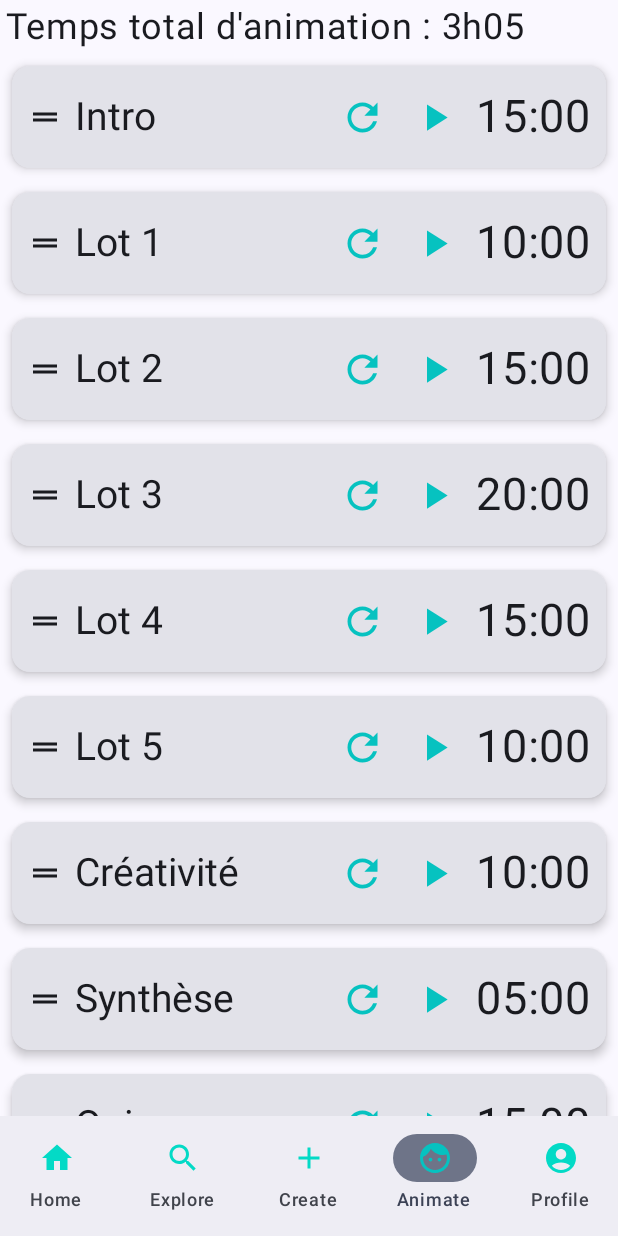
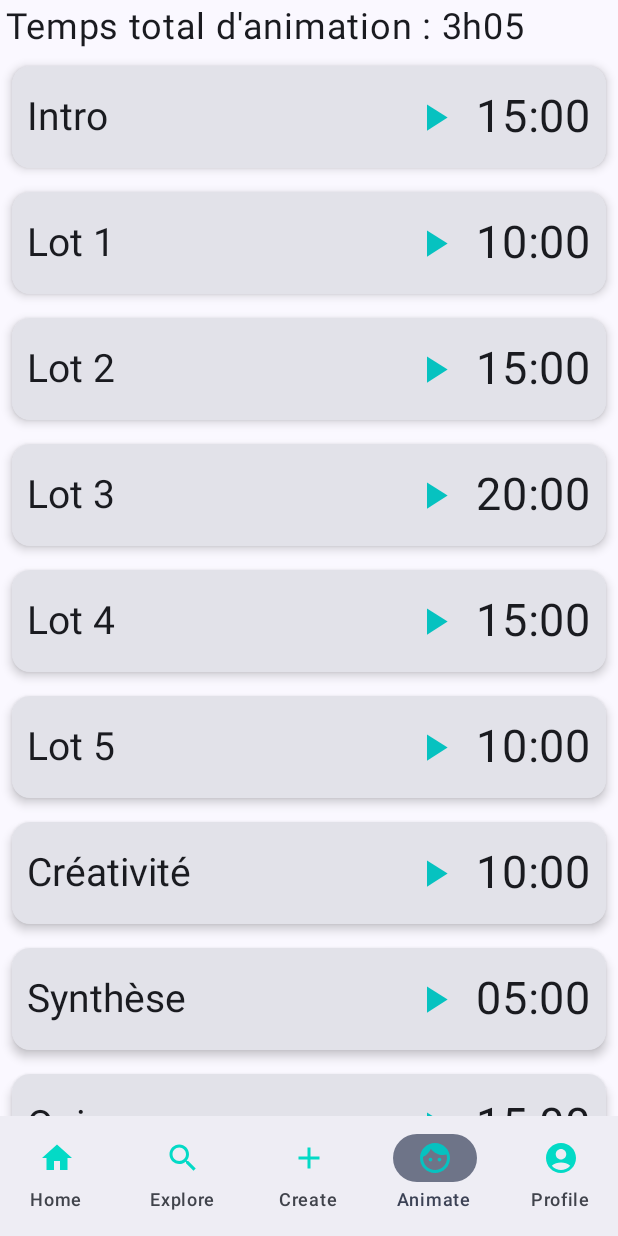
Before and after one commit to davf392/fresque-climat, an Android app built with Jetpack Compose: the AnimateScreen screen opened through its navigation route, after a tap on "Réinitialiser", on a phone screen of 412 x 824 dp. Run offline under Robolectric (Android 15) with nearby library versions, the phone set to English and light mode, and no system bars; 1 other tap on this screen came first.

Commit message:
move timer logic to CountDownTimer

```diff
--- a/app/src/main/java/com/davidfz/animfresque/data/AnimationPhase.kt
+++ /dev/null
@@ -1,8 +0,0 @@
-package com.davidfz.animfresque.data
-
-data class AnimationPhase(
-    val name: String,
-    var duration: Int,
-    var remainingTime: Int = duration,
-    var isPaused: Boolean = true
-)
--- a/app/src/main/java/com/davidfz/animfresque/data/AnimationPhaseState.kt
+++ /dev/null
@@ -1,96 +0,0 @@
-package com.davidfz.animfresque.data
-
-import android.util.Log
-import androidx.compose.runtime.getValue
-import androidx.compose.runtime.mutableStateOf
-import androidx.compose.runtime.setValue
-import kotlinx.coroutines.CoroutineScope
-import kotlinx.coroutines.Job
-import kotlinx.coroutines.delay
-import kotlinx.coroutines.launch
-
-class AnimationPhaseState(
-    val phase: AnimationPhase,
-    val onTimeFinished: () -> Unit,
-    val onTimerZero: (AnimationPhaseState) -> Unit
-) {
-    var remainingTime by mutableStateOf(phase.duration)
-    var displayedTimeInSec by mutableStateOf(phase.duration)
-    var editedDuration by mutableStateOf(phase.duration)
-    var elapsedSeconds by mutableStateOf(0L)
-    var isPaused by mutableStateOf(true)
-    var showTimePicker by mutableStateOf(false)
-    var isTimerZero by mutableStateOf(false)
-
-    private var timerJob: Job? = null
-    private var elapsedJob: Job? = null
-
-    fun resetTimer() {
-        Log.d(TAG, "resetTimer()")
-        pauseTimer()
-        remainingTime = phase.duration
-        displayedTimeInSec = phase.duration
-        elapsedSeconds = 0L
-        isTimerZero = false
-    }
-
-    fun startTimer(scope: CoroutineScope) {
-        Log.d(TAG, "startTimer() - isPaused = $isPaused")
-        if (isPaused) {
-            isPaused = false
-            timerJob = scope.launch {
-                while (remainingTime > 0) {
-                    delay(1000)
-                    remainingTime -= 1
-                    displayedTimeInSec = remainingTime
-                }
-                // timer has reached 0
-                isPaused = true
-                displayedTimeInSec = 0
-                delay(1000) // we wait 1 sec because timer = 999ms
-                isTimerZero = true
-                onTimerZero(this@AnimationPhaseState) // Call the new lambda
-                elapsedJob = scope.launch {
-                    while (isTimerZero) {
-                        delay(1000)
-                        elapsedSeconds++
-                    }
-                }
-                Log.d(TAG, "onTimeFinished()")
-                onTimeFinished()
-            }
-        }
-    }
-
-    fun pauseTimer() {
-        Log.d(TAG, "pauseTimer()")
-        if (!isPaused) {
-            isPaused = true
-            timerJob?.cancel()
-            elapsedJob?.cancel()
-        }
-    }
-
-    fun setNewDuration(minutes: Int, seconds: Int) {
-        Log.d(TAG, "setNewDuration($minutes, $seconds)")
-        editedDuration = (minutes * 60) + seconds
-        phase.duration = editedDuration
-        resetTimer()
-        showTimePicker = false
-    }
-
-    fun formatElapsedTime() =
-        TIMER_ELAPSED_TIME_FORMAT.format(elapsedSeconds / 60, elapsedSeconds % 60)
-
-    fun formatDuration() =
-        TIMER_REMAINING_TIME_FORMAT.format(
-            displayedTimeInSec / 60,
-            displayedTimeInSec % 60
-        )
-
-    companion object {
-        const val TAG = "PhaseTimerState"
-        const val TIMER_REMAINING_TIME_FORMAT = "%02d:%02d"
-        const val TIMER_ELAPSED_TIME_FORMAT = "- %02d:%02d"
-    }
-}
--- a/app/src/main/java/com/davidfz/animfresque/ui/animate/AnimateScreen.kt
+++ b/app/src/main/java/com/davidfz/animfresque/ui/animate/AnimateScreen.kt
@@ -5,48 +5,25 @@ import androidx.compose.foundation.layout.padding
 import androidx.compose.foundation.lazy.LazyColumn
 import androidx.compose.material3.Text
 import androidx.compose.runtime.Composable
-import androidx.compose.runtime.derivedStateOf
+import androidx.compose.runtime.collectAsState
 import androidx.compose.runtime.getValue
-import androidx.compose.runtime.mutableStateListOf
-import androidx.compose.runtime.remember
 import androidx.compose.runtime.rememberCoroutineScope
 import androidx.compose.ui.Modifier
 import androidx.compose.ui.tooling.preview.Preview
 import androidx.compose.ui.unit.dp
 import androidx.compose.ui.unit.sp
-import com.davidfz.animfresque.data.AnimationPhase
-import com.davidfz.animfresque.data.AnimationPhaseState
+import androidx.lifecycle.viewmodel.compose.viewModel
+import com.davidfz.animfresque.ui.animate.components.AnimationPhaseItem
 
 
 @Composable
-fun AnimateScreen() {
+fun AnimateScreen(
+    animateViewModel: AnimateViewModel = viewModel()
+) {
+    val animationPhases by animateViewModel.animationPhases.collectAsState()
+    val totalTime by animateViewModel.totalTime.collectAsState()
     val scope = rememberCoroutineScope()
-    val phases = remember {
-        mutableStateListOf(
-            AnimationPhase("Intro", 15 * 60),
-            AnimationPhase("Lot 1", 10 * 60),
-            AnimationPhase("Lot 2", 15 * 60),
-            AnimationPhase("Lot 3", 20 * 60),
-            AnimationPhase("Lot 4", 15 * 60),
-            AnimationPhase("Lot 5", 10 * 60),
-            AnimationPhase("Créativité", 10 * 60),
-            AnimationPhase("Synthèse", 5 * 60),
-            AnimationPhase("Quiz", 15 * 60),
-            AnimationPhase("Émotions", 15 * 60),
-            AnimationPhase("Débats", 45 * 60),
-            AnimationPhase("Conclusion", 10 * 60)
-        ).map { phase ->
-            AnimationPhaseState(phase, onTimeFinished = {
-                // Time finished action, can be empty
-            }, onTimerZero = {}) // Add onTimerZero
-        }
-    }
 
-    val totalTime by remember {
-        derivedStateOf {
-            phases.sumOf { it.editedDuration } / 60
-        }
-    }
     Column {
         Text(
             text = "Temps total d'animation : ${"%dh%02d".format(totalTime / 60, totalTime % 60)}",
@@ -54,8 +31,8 @@ fun AnimateScreen() {
             fontSize = 24.sp,
         )
         LazyColumn {
-            items(phases.size) { index ->
-                AnimationPhaseItem(phases[index], scope)
+            items(animationPhases.size) { index ->
+                AnimationPhaseItem(animationPhases[index], scope)
             }
         }
     }
--- /dev/null
+++ b/app/src/main/java/com/davidfz/animfresque/ui/animate/AnimateViewModel.kt
@@ -0,0 +1,41 @@
+package com.davidfz.animfresque.ui.animate
+
+import androidx.compose.runtime.mutableStateListOf
+import androidx.lifecycle.ViewModel
+import kotlinx.coroutines.flow.MutableStateFlow
+import kotlinx.coroutines.flow.StateFlow
+import kotlinx.coroutines.flow.asStateFlow
+
+class AnimateViewModel: ViewModel() {
+
+    private val _animationPhases = MutableStateFlow(initPhasesList())
+    val animationPhases: StateFlow<List<AnimationPhaseState>> = _animationPhases.asStateFlow()
+
+    private val _totalTime = MutableStateFlow(0)
+    val totalTime: StateFlow<Int> = _totalTime.asStateFlow()
+
+    init {
+        computeTotalTime()
+    }
+
+    private fun computeTotalTime() {
+        _totalTime.value = _animationPhases.value.sumOf { it.editedDuration } / 60
+    }
+
+    private fun initPhasesList(): List<AnimationPhaseState> {
+        return mutableStateListOf(
+            AnimationPhaseState("Intro", CountDownTimer(15 * 60)),
+            AnimationPhaseState("Lot 1", CountDownTimer(10 * 60)),
+            AnimationPhaseState("Lot 2", CountDownTimer(15 * 60)),
+            AnimationPhaseState("Lot 3", CountDownTimer(20 * 60)),
+            AnimationPhaseState("Lot 4", CountDownTimer(15 * 60)),
+            AnimationPhaseState("Lot 5", CountDownTimer(10 * 60)),
+            AnimationPhaseState("Créativité", CountDownTimer(10 * 60)),
+            AnimationPhaseState("Synthèse", CountDownTimer(5 * 60)),
+            AnimationPhaseState("Quiz", CountDownTimer(15 * 60)),
+            AnimationPhaseState("Émotions", CountDownTimer(15 * 60)),
+            AnimationPhaseState("Débats", CountDownTimer(45 * 60)),
+            AnimationPhaseState("Conclusion", CountDownTimer(10 * 60))
+        )
+    }
+}
--- /dev/null
+++ b/app/src/main/java/com/davidfz/animfresque/ui/animate/AnimationPhaseState.kt
@@ -0,0 +1,25 @@
+package com.davidfz.animfresque.ui.animate
+
+import android.util.Log
+import androidx.compose.runtime.getValue
+import androidx.compose.runtime.mutableIntStateOf
+import androidx.compose.runtime.mutableStateOf
+import androidx.compose.runtime.setValue
+
+const val TAG = "AnimationPhaseState"
+
+class AnimationPhaseState(
+    val name: String = "",
+    val timer: CountDownTimer
+) {
+    var editedDuration by mutableIntStateOf(timer.initialDuration)
+    var showTimePicker by mutableStateOf(false)
+
+    fun setNewDuration(minutes: Int, seconds: Int) {
+        Log.d(TAG, "setNewDuration($minutes, $seconds)")
+        editedDuration = (minutes * 60) + seconds
+        timer.initialDuration = editedDuration
+        showTimePicker = false
+        timer.reset()
+    }
+}
--- /dev/null
+++ b/app/src/main/java/com/davidfz/animfresque/ui/animate/CountDownTimer.kt
@@ -0,0 +1,119 @@
+package com.davidfz.animfresque.ui.animate
+
+import android.util.Log
+import kotlinx.coroutines.CoroutineScope
+import kotlinx.coroutines.Job
+import kotlinx.coroutines.delay
+import kotlinx.coroutines.flow.MutableStateFlow
+import kotlinx.coroutines.flow.StateFlow
+import kotlinx.coroutines.flow.asStateFlow
+import kotlinx.coroutines.flow.update
+import kotlinx.coroutines.launch
+import java.util.concurrent.TimeUnit
+
+const val TIME_FORMAT = "%02d:%02d"
+
+/**
+ * A versatile countdown timer that supports start, pause, reset, and provides
+ * observable states for remaining time, elapsed time and running status.
+ * The timer uses coroutines for asynchronous operation and Flow for emitting state updates.
+ *
+ * @property initialDuration The initial duration of the timer in milliseconds.
+ * @property onTimeFinished A callback function that is invoked when the timer reaches zero.
+ */
+class CountDownTimer(
+    var initialDuration: Int = 0,
+    val onTimeFinished: () -> Unit = {}
+) {
+    private var remainingTime = initialDuration
+    private var elapsedTime = 0
+    private var timerJob: Job? = null
+    private var elapsedJob: Job? = null
+
+    private val _isRunning = MutableStateFlow(false)
+    val isRunning: StateFlow<Boolean> = _isRunning.asStateFlow()
+
+    private val _isTimerZero = MutableStateFlow(false)
+    val isTimerZero: StateFlow<Boolean> = _isTimerZero.asStateFlow()
+
+    private val _remainingTimeFormatted = MutableStateFlow(formatTime(remainingTime, TIME_FORMAT))
+    val remainingTimeFormatted: StateFlow<String> = _remainingTimeFormatted.asStateFlow()
+
+    private val _elapsedTimeFormatted = MutableStateFlow("")
+    val elapsedTimeFormatted: StateFlow<String> = _elapsedTimeFormatted.asStateFlow()
+
+    /**
+     * Resets the timer to its initial duration, pauses the countdown, and resets the elapsed time.
+     */
+    fun reset() {
+        Log.d(TAG, "reset()")
+        pause()
+        remainingTime = initialDuration
+        elapsedTime = 0
+        updateFormattedTime()
+    }
+
+    /**
+     * Starts the timer.
+     * If the timer is already running, this function does nothing.
+     * The countdown progresses every second until the remaining time reaches zero,
+     * at which point the [onTimeFinished] callback is invoked and an elapsed time counter starts.
+     *
+     * @param scope The [CoroutineScope] in which to launch the countdown.
+     */
+    fun start(scope: CoroutineScope) {
+        Log.d(TAG, "start() - isRunning = ${_isRunning.value}")
+        if (_isRunning.value) return
+        _isRunning.update { true }
+
+        timerJob = scope.launch {
+            while (remainingTime > 0) {
+                delay(1000)
+                remainingTime -= 1
+                updateFormattedTime(remainingTime = remainingTime)
+                Log.d(TAG, "1 sec elapsed (remaining: $remainingTime)")
+            }
+            // wait 1 sec because timer has currently 999ms remaining duration
+            delay(1000)
+
+            _isTimerZero.update { true }
+            onTimeFinished()
+            elapsedJob = scope.launch {
+                while (_isTimerZero.value) {
+                    delay(1000)
+                    elapsedTime += 1
+                    updateFormattedTime(elapsedTime = elapsedTime)
+                }
+            }
+        }
+    }
+
+    /**
+     * Pauses the timer if it is currently running.
+     */
+    fun pause() {
+        Log.d(TAG, "pause()")
+        if (_isRunning.value) {
+            _isRunning.value = false
+            timerJob?.cancel()
+            elapsedJob?.cancel()
+            _isTimerZero.update { false }
+        }
+    }
+
+    /**
+     * Checks if the timer has been started or not.
+     *
+     * @return `true` if the timer is running and remaining time is different from the initial duration, `false` otherwise.
+     */
+    fun isStarted() = _isRunning.value && remainingTime != initialDuration
+
+    private fun updateFormattedTime(remainingTime: Int = initialDuration, elapsedTime: Int = 0) {
+        _remainingTimeFormatted.update { formatTime(remainingTime, TIME_FORMAT) }
+        _elapsedTimeFormatted.update { formatTime(elapsedTime, "- $TIME_FORMAT") }
+    }
+
+    private fun formatTime(totalSeconds: Int, format: String) = totalSeconds.let {
+        format.format(TimeUnit.SECONDS.toMinutes(it.toLong()), it % 60)
+    }
+}
--- a/app/src/main/java/com/davidfz/animfresque/ui/animate/AnimationPhaseItem.kt
+++ b/app/src/main/java/com/davidfz/animfresque/ui/animate/components/AnimationPhaseItem.kt
@@ -1,9 +1,8 @@
-package com.davidfz.animfresque.ui.animate
+package com.davidfz.animfresque.ui.animate.components
 
 import androidx.compose.foundation.clickable
 import androidx.compose.foundation.layout.*
 import androidx.compose.material.icons.Icons
-import androidx.compose.material.icons.filled.DragHandle
 import androidx.compose.material.icons.filled.Pause
 import androidx.compose.material.icons.filled.PlayArrow
 import androidx.compose.material.icons.filled.Refresh
@@ -14,15 +13,17 @@ import androidx.compose.material3.IconButton
 import androidx.compose.material3.MaterialTheme
 import androidx.compose.material3.Text
 import androidx.compose.runtime.Composable
+import androidx.compose.runtime.collectAsState
+import androidx.compose.runtime.getValue
 import androidx.compose.ui.Alignment
 import androidx.compose.ui.Modifier
 import androidx.compose.ui.tooling.preview.Preview
 import androidx.compose.ui.unit.dp
 import androidx.compose.ui.unit.sp
-import com.davidfz.animfresque.data.AnimationPhase
-import com.davidfz.animfresque.data.AnimationPhaseState
 import com.davidfz.animfresque.ui.theme.FresqueClimatColors
 import androidx.compose.ui.graphics.*
+import com.davidfz.animfresque.ui.animate.AnimationPhaseState
+import com.davidfz.animfresque.ui.animate.CountDownTimer
 import kotlinx.coroutines.CoroutineScope
 import kotlinx.coroutines.Dispatchers
 
@@ -32,31 +33,32 @@ fun AnimationPhaseItem(
     phaseState: AnimationPhaseState,
     scope: CoroutineScope
 ) {
-    val backgroundColor = if (phaseState.isTimerZero) FresqueClimatColors.Error else Color.Unspecified
+    val isTimerZero by phaseState.timer.isTimerZero.collectAsState()
+    val isTimerRunning by phaseState.timer.isRunning.collectAsState()
+    val elapsedTimeFormatted by phaseState.timer.elapsedTimeFormatted.collectAsState()
+    val remainingTimeFormatted by phaseState.timer.remainingTimeFormatted.collectAsState()
+
     Card(
-        modifier = Modifier
-            .padding(8.dp),
+        modifier = Modifier.padding(8.dp),
         elevation = CardDefaults.cardElevation(defaultElevation = 4.dp),
-        colors = CardDefaults.cardColors(containerColor = backgroundColor)
+        colors = CardDefaults.cardColors(
+            containerColor = if (isTimerZero) FresqueClimatColors.Error else Color.Unspecified
+        )
     ) {
         Row(
             modifier = Modifier.padding(10.dp),
             verticalAlignment = Alignment.CenterVertically
         ) {
-            Icon(
-                imageVector = Icons.Filled.DragHandle,
-                contentDescription = "Déplacer",
-                modifier = Modifier.padding(end = 8.dp)
-            )
             Text(
-                text = phaseState.phase.name,
+                text = phaseState.name,
                 fontSize = 26.sp,
                 style = MaterialTheme.typography.headlineSmall,
                 modifier = Modifier.weight(1f)
             )
             Column(horizontalAlignment = Alignment.CenterHorizontally) {
                 Row(verticalAlignment = Alignment.CenterVertically) {
-                    IconButton(onClick = { phaseState.resetTimer() }) {
+                    if (phaseState.timer.isStarted()) {
+                        IconButton(onClick = { phaseState.timer.reset() }) {
                             Icon(
                                 imageVector = Icons.Default.Refresh,
                                 contentDescription = "Réinitialiser",
@@ -64,18 +66,19 @@ fun AnimationPhaseItem(
                                 modifier = Modifier.size(30.dp)
                             )
                         }
-                    if (phaseState.isTimerZero) {
+                    }
+                    if (isTimerZero) {
                         Spacer(modifier = Modifier.size(30.dp)) // Add spacer when play/pause is hidden
                     } else {
                         IconButton(onClick = {
-                            if (phaseState.isPaused)
-                                phaseState.startTimer(scope)
+                            if (isTimerRunning)
+                                phaseState.timer.pause()
                             else
-                                phaseState.pauseTimer()
+                                phaseState.timer.start(scope)
                         }) {
                             Icon(
-                                imageVector = if (phaseState.isPaused) Icons.Filled.PlayArrow else Icons.Filled.Pause,
-                                contentDescription = if (phaseState.isPaused) "Start" else "Pause",
+                                imageVector = if (isTimerRunning) Icons.Filled.Pause else Icons.Filled.PlayArrow,
+                                contentDescription = if (isTimerRunning) "Pause" else "Start",
                                 tint = FresqueClimatColors.Primary,
                                 modifier = Modifier.size(30.dp)
                             )
@@ -85,14 +88,15 @@ fun AnimationPhaseItem(
             }
             Spacer(modifier = Modifier.width(4.dp))
             Text(
-                text = if (phaseState.isTimerZero) phaseState.formatElapsedTime() else phaseState.formatDuration(),
+                text = if (isTimerZero) elapsedTimeFormatted else remainingTimeFormatted,
                 modifier = Modifier.clickable { phaseState.showTimePicker = true },
                 fontSize = 30.sp
             )
         }
     }
 
-    if (phaseState.showTimePicker) {
+    // time picker should not be clickable if timer is still running
+    if (phaseState.showTimePicker && !isTimerRunning) {
         TimePickerDialog(
             onDismissRequest = { phaseState.showTimePicker = false },
             onTimeChange = { minutes, seconds ->
@@ -110,12 +114,8 @@ fun AnimationPhaseItem(
 fun AnimationPhaseItemPreview() {
     AnimationPhaseItem(
         AnimationPhaseState(
-            phase = AnimationPhase(
             name = "Intro",
-                duration = 15
-            ),
-            onTimeFinished = {},
-            onTimerZero = {}
+            timer = CountDownTimer(initialDuration = 15)
         ),
         CoroutineScope(Dispatchers.Default)
     )
--- a/app/src/main/java/com/davidfz/animfresque/ui/animate/NumberPicker.kt
+++ b/app/src/main/java/com/davidfz/animfresque/ui/animate/components/NumberPicker.kt
@@ -1,4 +1,4 @@
-package com.davidfz.animfresque.ui.animate
+package com.davidfz.animfresque.ui.animate.components
 
 import androidx.compose.foundation.layout.Column
 import androidx.compose.foundation.layout.Row
--- a/app/src/main/java/com/davidfz/animfresque/ui/animate/TimePickerDialog.kt
+++ b/app/src/main/java/com/davidfz/animfresque/ui/animate/components/TimePickerDialog.kt
@@ -1,4 +1,4 @@
-package com.davidfz.animfresque.ui.animate
+package com.davidfz.animfresque.ui.animate.components
 
 import androidx.compose.foundation.layout.Arrangement
 import androidx.compose.foundation.layout.Row
```
Lines whose indentation alone changed are shown as unchanged.
